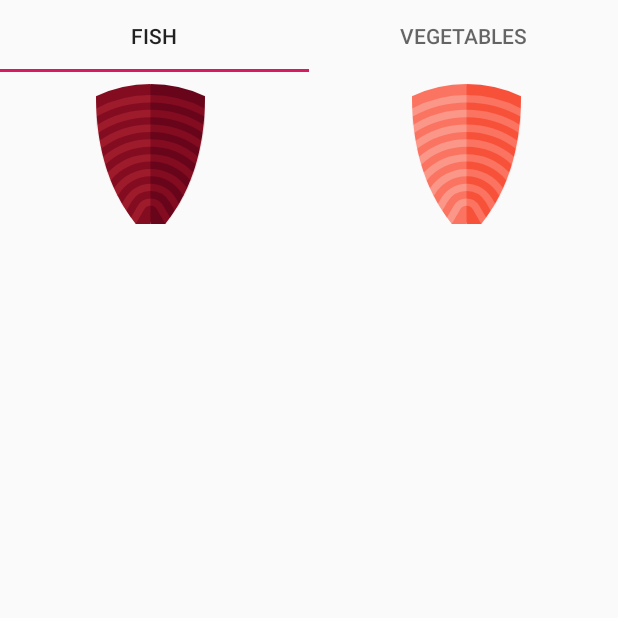
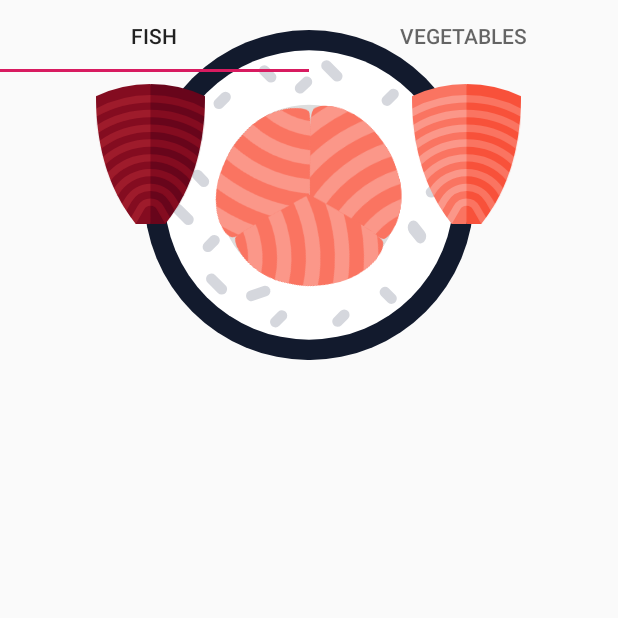
Before and after one commit to ayafjbara/Sushi-Project, an Android app: the screen it shows after launch (SushiExtrasActivity), on a phone screen of 412 x 824 dp, the top half of it. Run offline under Robolectric (Android 15) with nearby library versions, the phone set to English and light mode, and no system bars.

Commit message:
sushi layout

```diff
--- /dev/null
+++ b/app/src/main/res/drawable/ic_in_avocado.xml
@@ -0,0 +1,17 @@
+<vector xmlns:android="http://schemas.android.com/apk/res/android"
+    android:width="141.55dp"
+    android:height="212.03dp"
+    android:viewportWidth="141.55"
+    android:viewportHeight="212.03">
+  <group>
+    <path
+        android:pathData="M0,114.54c1,2.26 12,7.73 15.39,14.79 6,12.69 1.84,18 3.76,22L122.76,212s42.3,-58 0,-136.6c-44.58,-82.87 -122.75,-75.24 -122.75,-75.24Z"
+        android:fillColor="#fffa9f"/>
+    <path
+        android:pathData="M0,41.34c1,2.25 62.09,12.7 79.75,52.37 22.66,50.92 4.95,93.17 6.87,97.16L122.76,212s42.3,-58 0,-136.6c-44.58,-82.87 -122.75,-75.24 -122.75,-75.24Z"
+        android:fillColor="#eeff71"/>
+    <path
+        android:pathData="M0,6.83c1,2.26 74.09,-12 115.06,72.13 41.36,84.87 0.62,128.93 0.62,128.93L122.76,212s42.3,-58 0,-136.6c-44.58,-82.87 -122.75,-75.24 -122.75,-75.24Z"
+        android:fillColor="#cfff73"/>
+  </group>
+</vector>
--- /dev/null
+++ b/app/src/main/res/drawable/ic_in_salmon.xml
@@ -0,0 +1,63 @@
+<vector xmlns:android="http://schemas.android.com/apk/res/android"
+    android:width="272.65dp"
+    android:height="416.08dp"
+    android:viewportWidth="272.65"
+    android:viewportHeight="416.08">
+  <group>
+    <clip-path android:pathData="M75.91,242.93s-3.93,-117.46 5.05,-133.48c6.68,-11.91 68.27,-13.38 112.81,57.69 48.54,77.44 7.23,143.69 -5.13,140.61S75.91,242.93 75.91,242.93Z M 0,0"/>
+    <path
+        android:pathData="M272.65,402.64 L140.72,168.4l5.43,-168.37"
+        android:fillColor="#f8513a"/>
+    <path
+        android:pathData="M162.82,53.09l-14,-7.32 7.29,-14"
+        android:fillColor="#fa7461"/>
+    <path
+        android:pathData="M176.19,95.55 L162.24,88.24 169.56,74.32"
+        android:fillColor="#fa7461"/>
+    <path
+        android:pathData="M189.56,138.03 L175.56,130.75l7.29,-13.91"
+        android:fillColor="#fa7461"/>
+    <path
+        android:pathData="M202.87,180.54l-14,-7.32L196.18,159.24"
+        android:fillColor="#fa7461"/>
+    <path
+        android:pathData="M216.2,222.98l-13.95,-7.28L209.56,201.75"
+        android:fillColor="#fa7461"/>
+    <path
+        android:pathData="M229.56,265.46l-14,-7.28 7.29,-14"
+        android:fillColor="#fa7461"/>
+    <path
+        android:pathData="M242.89,307.93l-13.95,-7.28 7.27,-14"
+        android:fillColor="#fa7461"/>
+    <path
+        android:pathData="M256.25,350.45l-13.95,-7.29L249.56,329.24"
+        android:fillColor="#fa7461"/>
+    <path
+        android:pathData="M146.11,0A388.65,388.65 0,0 0,0 84.43q5.49,17.49 11.76,34.91l14.31,3.7 -5.6,19.26q4.5,11.4 9.4,22.69l15.41,2 -5.29,20.33q5.23,11.08 10.9,22l14.37,0.73 -2.65,20.95q6,10.68 12.55,21.21L90.56,252.24l-2,20.87Q95.49,283.24 102.83,293.24l15.62,-3 0,23.07Q126.56,323.24 135.07,332.9l12.09,0.14 6,19.08q9.12,9.21 18.79,18.06l10.88,-3.41 8.23,20q9.28,7.68 19.05,15l14.18,-4.46 5.87,18.7 42.48,-13.34"
+        android:fillColor="#fa7461"/>
+    <path
+        android:pathData="M156.15,31.85a355.63,355.63 0,0 0,-144.41 87.5q4.18,11.52 8.73,22.95a333.56,333.56 0,0 1,142.35 -89.21"
+        android:fillColor="#fb9789"/>
+    <path
+        android:pathData="M169.49,74.32A311.62,311.62 0,0 0,29.86 164.99q4.88,11.24 10.14,22.37a289.5,289.5 0,0 1,136.17 -91.8"
+        android:fillColor="#fb9789"/>
+    <path
+        android:pathData="M182.85,116.84a267.48,267.48 0,0 0,-132 92.54Q56.56,220.3 62.56,231.01a245.37,245.37 0,0 1,126.91 -93"
+        android:fillColor="#fb9789"/>
+    <path
+        android:pathData="M196.18,159.24a223.2,223.2 0,0 0,-121 93q6.51,10.53 13.44,20.8A201,201 0,0 1,202.87 180.54"
+        android:fillColor="#fb9789"/>
+    <path
+        android:pathData="M209.56,201.75a178.73,178.73 0,0 0,-106.53 91.67q7.49,10.1 15.44,19.92a156.43,156.43 0,0 1,97.76 -90.35"
+        android:fillColor="#fb9789"/>
+    <path
+        android:pathData="M222.88,244.24a134.09,134.09 0,0 0,-87.77 88.69q8.79,9.82 18.11,19.26l1.05,-4.71a111.71,111.71 0,0 1,75.28 -82"
+        android:fillColor="#fb9789"/>
+    <path
+        android:pathData="M236.21,286.66a89.39,89.39 0,0 0,-60.22 65.63l-4,17.94q9.29,8.5 19.1,16.61l6.62,-29.7a67,67 0,0 1,45.17 -49.21"
+        android:fillColor="#fb9789"/>
+    <path
+        android:pathData="M249.56,329.17a44.69,44.69 0,0 0,-30.11 32.79L210.56,402.09q9.58,7.17 19.68,14l11,-49.22a22.35,22.35 0,0 1,15.06 -16.41"
+        android:fillColor="#fb9789"/>
+  </group>
+</vector>
--- /dev/null
+++ b/app/src/main/res/drawable/ic_sushi.xml
@@ -0,0 +1,103 @@
+<vector xmlns:android="http://schemas.android.com/apk/res/android"
+    android:width="511.99dp"
+    android:height="511.99dp"
+    android:viewportWidth="511.99"
+    android:viewportHeight="511.99">
+  <path
+      android:pathData="M256,256m-256,0a256,256 0,1 1,512 0a256,256 0,1 1,-512 0"
+      android:fillColor="#121a2d"/>
+  <path
+      android:pathData="M256,256m-224.41,0a224.41,224.41 0,1 1,448.82 0a224.41,224.41 0,1 1,-448.82 0"
+      android:fillColor="#fff"/>
+  <path
+      android:pathData="M256,256m-140.12,0a140.12,140.12 0,1 1,280.24 0a140.12,140.12 0,1 1,-280.24 0"
+      android:fillColor="#ddd"/>
+  <path
+      android:pathData="M256,427.78c-94.72,0 -171.78,-77.06 -171.78,-171.78S161.28,84.22 256,84.22 427.78,161.28 427.78,256 350.72,427.78 256,427.78ZM256,85.33C161.89,85.33 85.33,161.89 85.33,256S161.89,426.67 256,426.67 426.67,350.11 426.67,256 350.11,85.33 256,85.33Z"
+      android:fillColor="#fff"/>
+  <path
+      android:pathData="M66.5,191.12a8.32,8.32 0,0 1,-5.87 -14.19l16.13,-16.14a8.31,8.31 0,0 1,11.76 11.75L72.38,188.68A8.26,8.26 0,0 1,66.5 191.12Z"
+      android:strokeAlpha="0.2"
+      android:fillColor="#2f3953"
+      android:fillAlpha="0.2"/>
+  <path
+      android:pathData="M445.54,260a8.32,8.32 0,0 1,-5.88 -14.19l16.14,-16.15a8.31,8.31 0,0 1,11.75 11.76l-16.14,16.14A8.29,8.29 0,0 1,445.54 260Z"
+      android:strokeAlpha="0.2"
+      android:fillColor="#2f3953"
+      android:fillAlpha="0.2"/>
+  <path
+      android:pathData="M68.72,302.52a8.28,8.28 0,0 1,-5.88 -2.44L46.7,283.94a8.31,8.31 0,1 1,11.76 -11.75L74.6,288.33a8.31,8.31 0,0 1,-5.88 14.19Z"
+      android:strokeAlpha="0.2"
+      android:fillColor="#2f3953"
+      android:fillAlpha="0.2"/>
+  <path
+      android:pathData="M445.49,196.6a8.29,8.29 0,0 1,-5.87 -2.44L423.48,178a8.31,8.31 0,1 1,11.75 -11.76l16.14,16.15a8.32,8.32 0,0 1,-5.88 14.19Z"
+      android:strokeAlpha="0.2"
+      android:fillColor="#2f3953"
+      android:fillAlpha="0.2"/>
+  <path
+      android:pathData="M120.51,410.31a8.32,8.32 0,0 1,-5.88 -2.43L98.49,391.73A8.31,8.31 0,0 1,110.25 380l16.14,16.14a8.31,8.31 0,0 1,-5.88 14.19Z"
+      android:strokeAlpha="0.2"
+      android:fillColor="#2f3953"
+      android:fillAlpha="0.2"/>
+  <path
+      android:pathData="M204,461.4a8.32,8.32 0,0 1,-5.88 -14.19l10.12,-10.13A8.32,8.32 0,0 1,220 448.84L209.85,459A8.25,8.25 0,0 1,204 461.4Z"
+      android:strokeAlpha="0.2"
+      android:fillColor="#2f3953"
+      android:fillAlpha="0.2"/>
+  <path
+      android:pathData="M383.81,425a8.29,8.29 0,0 1,-5.88 -2.43L367.8,412.44a8.32,8.32 0,0 1,11.76 -11.76l10.12,10.12A8.31,8.31 0,0 1,383.81 425Z"
+      android:strokeAlpha="0.2"
+      android:fillColor="#2f3953"
+      android:fillAlpha="0.2"/>
+  <path
+      android:pathData="M234,90a8.29,8.29 0,0 1,2.6 -5.81L247,74.35a8.31,8.31 0,0 1,11.42 12.08l-10.4,9.83A8.31,8.31 0,0 1,234 90Z"
+      android:strokeAlpha="0.2"
+      android:fillColor="#2f3953"
+      android:fillAlpha="0.2"/>
+  <path
+      android:pathData="M300.48,460.45a8.31,8.31 0,0 1,-5.88 -14.18l10.13,-10.13a8.31,8.31 0,0 1,11.75 11.76L306.36,458A8.31,8.31 0,0 1,300.48 460.45Z"
+      android:strokeAlpha="0.2"
+      android:fillColor="#2f3953"
+      android:fillAlpha="0.2"/>
+  <path
+      android:pathData="M299.6,79.94a8.31,8.31 0,0 1,-5.88 -2.43L277.58,61.37a8.32,8.32 0,1 1,11.76 -11.76l16.14,16.15a8.31,8.31 0,0 1,-5.88 14.18Z"
+      android:strokeAlpha="0.2"
+      android:fillColor="#2f3953"
+      android:fillAlpha="0.2"/>
+  <path
+      android:pathData="M116.3,122.52a8.32,8.32 0,0 1,-5.88 -14.19l10.12,-10.12A8.31,8.31 0,1 1,132.3 110l-10.12,10.12A8.28,8.28 0,0 1,116.3 122.52Z"
+      android:strokeAlpha="0.2"
+      android:fillColor="#2f3953"
+      android:fillAlpha="0.2"/>
+  <path
+      android:pathData="M197,81.56a8.29,8.29 0,0 1,-5.88 -2.43L181,69a8.31,8.31 0,1 1,11.75 -11.75l10.12,10.12A8.31,8.31 0,0 1,197 81.56Z"
+      android:strokeAlpha="0.2"
+      android:fillColor="#2f3953"
+      android:fillAlpha="0.2"/>
+  <path
+      android:pathData="M377.05,117.76a8.31,8.31 0,0 1,-5.88 -14.19L381.3,93.45a8.31,8.31 0,0 1,11.75 11.75l-10.12,10.13A8.29,8.29 0,0 1,377.05 117.76Z"
+      android:strokeAlpha="0.2"
+      android:fillColor="#2f3953"
+      android:fillAlpha="0.2"/>
+  <path
+      android:pathData="M74.65,225a8.32,8.32 0,0 1,14.28 -5.67l10,10.27A8.31,8.31 0,0 1,87 241.16L77,230.89A8.35,8.35 0,0 1,74.65 225Z"
+      android:strokeAlpha="0.2"
+      android:fillColor="#2f3953"
+      android:fillAlpha="0.2"/>
+  <path
+      android:pathData="M409.22,306.59a12.61,12.61 0,0 1,2.58 -7.82c3.44,-4.32 9,-4.32 12.45,0L435,312.24a13.14,13.14 0,0 1,0 15.63c-3.44,4.32 -9,4.32 -12.45,0L411.8,314.41A12.61,12.61 0,0 1,409.22 306.59Z"
+      android:strokeAlpha="0.2"
+      android:fillColor="#2f3953"
+      android:fillAlpha="0.2"/>
+  <path
+      android:pathData="M91,336.17a8.28,8.28 0,0 1,2.43 -5.87l10.12,-10.13a8.32,8.32 0,0 1,11.76 11.76l-10.12,10.12A8.31,8.31 0,0 1,91 336.17Z"
+      android:strokeAlpha="0.2"
+      android:fillColor="#2f3953"
+      android:fillAlpha="0.2"/>
+  <path
+      android:pathData="M163.15,419.89a8.31,8.31 0,0 1,0.84 -15.33L185.52,397A8.31,8.31 0,0 1,191 412.66l-21.54,7.58A8.29,8.29 0,0 1,163.15 419.89Z"
+      android:strokeAlpha="0.2"
+      android:fillColor="#2f3953"
+      android:fillAlpha="0.2"/>
+</vector>
--- a/app/src/main/res/layout/sushi_layout.xml
+++ b/app/src/main/res/layout/sushi_layout.xml
@@ -3,14 +3,20 @@
     android:layout_width="match_parent"
     android:layout_height="match_parent">
 
-
     <RelativeLayout
         android:id="@+id/relativeLayout1"
         android:layout_width="match_parent"
         android:layout_height="wrap_content">
+        android:layout_height="match_parent">
 
-        <include layout="@layout/sushi_view_layout" />
-    </RelativeLayout>
+        <RelativeLayout
+            android:id="@+id/relativeLayout1"
+            android:layout_width="match_parent"
+            android:layout_height="wrap_content"
+            android:layout_margin="@dimen/page_margin">
+
+            <include layout="@layout/sushi_view_layout" />
+        </RelativeLayout>
 
     <!-- Sushi's extras-->
     <RelativeLayout
@@ -18,6 +24,8 @@
         android:layout_width="match_parent"
         android:layout_height="wrap_content">
 
-        <include layout="@layout/sushi_extras_layout" />
+            <include layout="@layout/sushi_extras_layout" />
+        </RelativeLayout>
+
     </RelativeLayout>
 </androidx.coordinatorlayout.widget.CoordinatorLayout>
--- a/app/src/main/res/layout/sushi_view_layout.xml
+++ b/app/src/main/res/layout/sushi_view_layout.xml
@@ -1,6 +1,78 @@
 <?xml version="1.0" encoding="utf-8"?>
 <LinearLayout xmlns:android="http://schemas.android.com/apk/res/android"
-    android:orientation="vertical" android:layout_width="match_parent"
-    android:layout_height="match_parent">
+    xmlns:app="http://schemas.android.com/apk/res-auto"
+    xmlns:tools="http://schemas.android.com/tools"
+    android:layout_width="match_parent"
+    android:layout_height="wrap_content"
+    android:orientation="vertical">
 
+    <androidx.constraintlayout.widget.ConstraintLayout
+        android:layout_width="@dimen/sushi_size"
+        android:layout_height="@dimen/sushi_size"
+        android:layout_gravity="center_horizontal">
+
+        <ImageView
+            android:id="@+id/image_sushi"
+            android:layout_width="@dimen/sushi_size"
+            android:layout_height="@dimen/sushi_size"
+            android:contentDescription="@string/sushi_image_desc"
+            app:layout_constraintBottom_toBottomOf="parent"
+            app:layout_constraintEnd_toEndOf="parent"
+            app:layout_constraintStart_toStartOf="parent"
+            app:layout_constraintTop_toTopOf="parent"
+            app:srcCompat="@drawable/ic_sushi" />
+
+        <ImageView
+            android:id="@+id/img_in_top_right"
+            android:layout_width="@dimen/sushi_size"
+            android:layout_height="@dimen/sushi_size"
+            android:layout_marginStart="53dp"
+            android:layout_marginBottom="30dp"
+            android:contentDescription="@string/first_sushi_topping_desc"
+            android:rotation="0"
+            android:scaleType="fitCenter"
+            android:scaleX="@dimen/sushi_scale"
+            android:scaleY="@dimen/sushi_scale"
+            android:visibility="visible"
+            app:layout_constraintBottom_toBottomOf="@+id/image_sushi"
+            app:layout_constraintEnd_toEndOf="@id/image_sushi"
+            app:layout_constraintStart_toStartOf="@id/image_sushi"
+            app:layout_constraintTop_toTopOf="@id/image_sushi"
+            app:srcCompat="@drawable/ic_in_salmon" />
+
+        <ImageView
+            android:id="@+id/img_in_top_left"
+            android:layout_width="@dimen/sushi_size"
+            android:layout_height="@dimen/sushi_size"
+            android:layout_marginEnd="53dp"
+            android:layout_marginBottom="30dp"
+            android:contentDescription="@string/second_sushi_topping_desc"
+            android:rotation="-120"
+            android:scaleType="fitCenter"
+            android:scaleX="@dimen/sushi_scale"
+            android:scaleY="@dimen/sushi_scale"
+            android:visibility="visible"
+            app:layout_constraintBottom_toBottomOf="@+id/image_sushi"
+            app:layout_constraintEnd_toEndOf="@id/image_sushi"
+            app:layout_constraintStart_toStartOf="@id/image_sushi"
+            app:layout_constraintTop_toTopOf="@id/image_sushi"
+            app:srcCompat="@drawable/ic_in_salmon" />
+
+        <ImageView
+            android:id="@+id/img_in_bottom"
+            android:layout_width="wrap_content"
+            android:layout_height="wrap_content"
+            android:layout_marginTop="30dp"
+            android:contentDescription="@string/third_sushi_topping_desc"
+            android:rotation="120"
+            android:scaleType="fitCenter"
+            android:scaleX="@dimen/sushi_scale"
+            android:scaleY="@dimen/sushi_scale"
+            android:visibility="visible"
+            app:layout_constraintEnd_toEndOf="@id/image_sushi"
+            app:layout_constraintStart_toStartOf="@id/image_sushi"
+            app:layout_constraintTop_toTopOf="@id/image_sushi"
+            app:srcCompat="@drawable/ic_in_salmon" />
+
+    </androidx.constraintlayout.widget.ConstraintLayout>
 </LinearLayout>
--- a/app/src/main/res/values/dimens.xml
+++ b/app/src/main/res/values/dimens.xml
@@ -1,6 +1,9 @@
 <?xml version="1.0" encoding="utf-8"?>
 <resources>
     <dimen name="page_margin">20dp</dimen>
+    <dimen name="sushi_size">220dp</dimen>
+    <dimen name="sushi_scale">0.82</dimen>
+
     <dimen name="image_width">93dp</dimen>
     <dimen name="image_height">91dp</dimen>
 </resources>
--- a/app/src/main/res/values/strings.xml
+++ b/app/src/main/res/values/strings.xml
@@ -3,4 +3,8 @@
     <string name="your_order">Your Order:</string>
     <string name="sample_order">1x Maki:\n1x Avocado\n1x Cucumber\n1x Carrot</string>
     <string name="place_order_btn">Place Order</string>
+    <string name="sushi_image_desc">sushi image</string>
+    <string name="first_sushi_topping_desc">first sushi topping</string>
+    <string name="second_sushi_topping_desc">second sushi topping</string>
+    <string name="third_sushi_topping_desc">third sushi topping</string>
 </resources>
```
